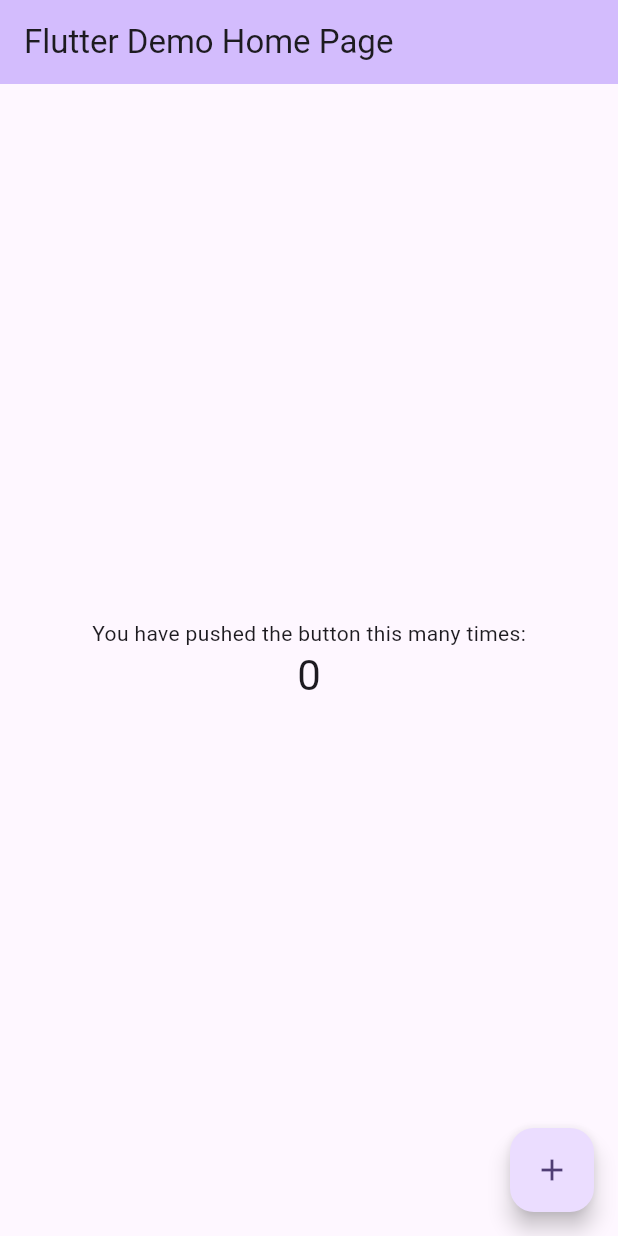
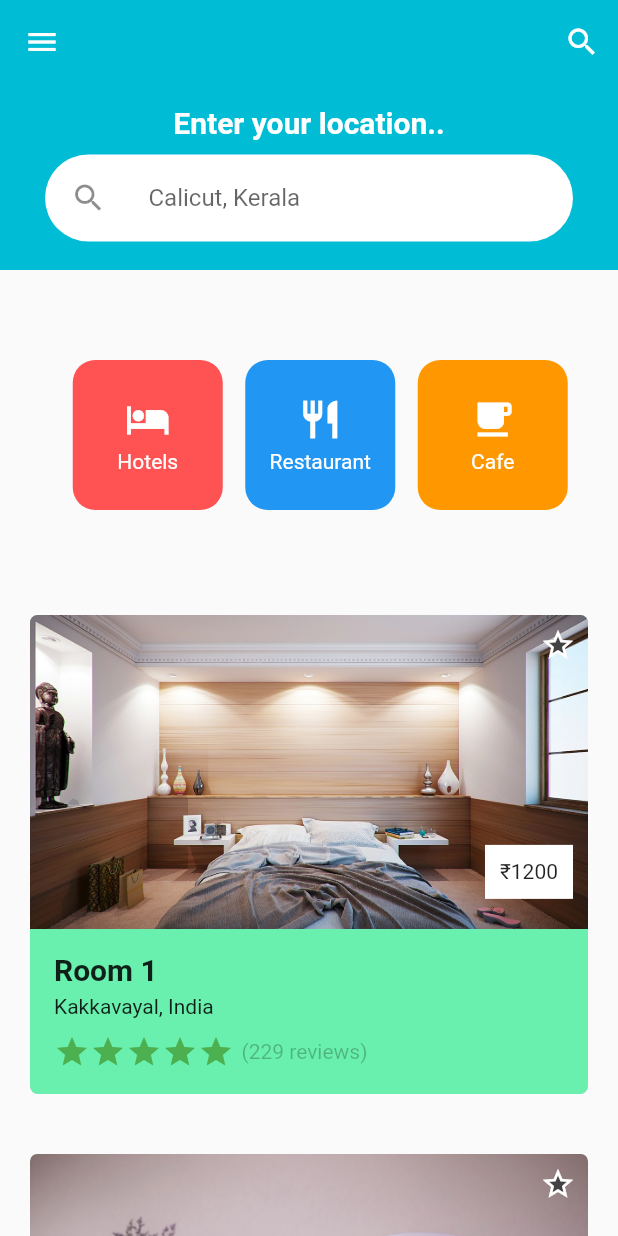
Before and after one commit to Hishamkool/hotel_app_flutter, a Flutter app: the screen it shows after launch, on a phone screen of 412 x 824 dp. Run offline on Flutter 3.47's test engine with Material 2 defaults, Android fonts, the phone set to English and light mode, and no system bars.

Commit message:
added images and also added on tap to route to details page

```diff
--- a/lib/main.dart
+++ b/lib/main.dart
@@ -1,125 +1,283 @@
+import 'package:flutter/cupertino.dart';
+import 'package:flutter/foundation.dart';
 import 'package:flutter/material.dart';
 
+import 'detailsHotel.dart';
+
 void main() {
-  runApp(const MyApp());
+  runApp(MaterialApp(
+    home: restaurentSearchUi(),
+    debugShowCheckedModeBanner: false,
+  ));
 }
 
-class MyApp extends StatelessWidget {
-  const MyApp({super.key});
+final List rooms = [
+  {"image": "assets/images/hotelRooms/room1.jpg", "title": "Room 1"},
+  {"image": "assets/images/hotelRooms/room2.jpg", "title": "Room 2"},
+  {"image": "assets/images/hotelRooms/room3.jpg", "title": "Room 3"},
+  {"image": "assets/images/hotelRooms/room4.jpg", "title": "Room 4"},
+];
 
-  // This widget is the root of your application.
+class restaurentSearchUi extends StatelessWidget {
   @override
   Widget build(BuildContext context) {
-    return MaterialApp(
-      title: 'Flutter Demo',
-      theme: ThemeData(
-        // This is the theme of your application.
-        //
-        // TRY THIS: Try running your application with "flutter run". You'll see
-        // the application has a blue toolbar. Then, without quitting the app,
-        // try changing the seedColor in the colorScheme below to Colors.green
-        // and then invoke "hot reload" (save your changes or press the "hot
-        // reload" button in a Flutter-supported IDE, or press "r" if you used
-        // the command line to start the app).
-        //
-        // Notice that the counter didn't reset back to zero; the application
-        // state is not lost during the reload. To reset the state, use hot
-        // restart instead.
-        //
-        // This works for code too, not just values: Most code changes can be
-        // tested with just a hot reload.
-        colorScheme: ColorScheme.fromSeed(seedColor: Colors.deepPurple),
-        useMaterial3: true,
+    return Scaffold(
+      body: CustomScrollView(
+        slivers: [
+          SliverAppBar(
+            expandedHeight: 180,
+            backgroundColor: Colors.cyan,
+            leading: IconButton(
+              icon: Icon(Icons.menu),
+              onPressed: () {},
+            ),
+            actions: [
+              IconButton(onPressed: () {}, icon: Icon(Icons.search)),
+            ],
+            floating: true,
+            flexibleSpace: ListView(
+              children: [
+                SizedBox(
+                  height: 70,
+                ),
+                Text(
+                  'Enter your location..',
+                  textAlign: TextAlign.center,
+                  style: TextStyle(
+                      fontWeight: FontWeight.bold,
+                      color: Colors.white,
+                      fontSize: 20),
+                ),
+                Container(
+                  margin: EdgeInsets.symmetric(horizontal: 30, vertical: 10),
+                  padding: EdgeInsets.all(5),
+                  decoration: BoxDecoration(
+                      color: Colors.white,
+                      borderRadius: BorderRadius.circular(40)),
+                  child: TextField(
+                    decoration: InputDecoration(
+                      hintText: "Calicut, Kerala",
+                      border: InputBorder.none,
+                      icon: IconButton(
+                        onPressed: () {},
+                        icon: Icon(Icons.search),
+                      ),
+                    ),
+                  ),
+                ),
+              ],
+            ),
+          ),
+          SliverToBoxAdapter(
+            child: SizedBox(
+              height: 10,
+            ),
+          ),
+          SliverToBoxAdapter(
+            child: buildCatogeries(),
+          ),
+          SliverList(
+            delegate:
+                SliverChildBuilderDelegate((BuildContext context, int index) {
+              return sliverListRooms(context, index);
+            }, childCount: 40),
+          )
+        ],
       ),
-      home: const MyHomePage(title: 'Flutter Demo Home Page'),
+    );
+  }
+
+  Widget buildCatogeries() {
+    return Container(
+      // color: Colors.blueGrey,
+      height: 200,
+      child: Row(
+        mainAxisAlignment: MainAxisAlignment.center,
+        children: [
+          SizedBox(
+            width: 15.0,
+          ),
+          Category(
+            iconCategory: Icons.hotel,
+            titleCategory: 'Hotels',
+            bgColourCategory: Colors.redAccent,
+          ),
+          SizedBox(
+            width: 15.0,
+          ),
+          Category(
+            iconCategory: Icons.restaurant,
+            titleCategory: 'Restaurant',
+            bgColourCategory: Colors.blue,
+          ),
+          SizedBox(
+            width: 15.0,
+          ),
+          Category(
+            iconCategory: Icons.local_cafe,
+            titleCategory: 'Cafe',
+            bgColourCategory: Colors.orange,
+          ),
+        ],
+      ),
+    );
+  }
+
+  Widget sliverListRooms(BuildContext context, int index) {
+    var room = rooms[index % rooms.length];
+    return InkWell(
+      // onTap: () =>detailsPage() ,
+      onTap: () {
+        Navigator.push(context, MaterialPageRoute(builder: (context) => detailsPage(),));
+      },
+      child: Container(
+        margin: EdgeInsets.all(20.0),
+        child: ClipRRect(
+          borderRadius: BorderRadius.circular(5.0),
+          child: Container(
+            child: Material(
+              elevation: 5.0,
+              borderRadius: BorderRadius.circular(5.0),
+              color: Colors.greenAccent,
+              child: Column(
+                children: [
+                  Stack(
+                    children: [
+                      Image.asset(room['image']),
+                      Positioned(
+                          right: 10,
+                          top: 10,
+                          child: Icon(
+                            Icons.star,
+                            color: Colors.grey.shade800,
+                            size: 20.0,
+                          )),
+                      Positioned(
+                          right: 8,
+                          top: 8,
+                          child: Icon(
+                            Icons.star_border,
+                            color: Colors.white,
+                            size: 24.0,
+                          )),
+                      Positioned(
+                          bottom: 20.0,
+                          right: 10.0,
+                          child: Container(
+                            padding: EdgeInsets.all(10.0),
+                            color: Colors.white,
+                            child: Text('\₹1200'),
+                          )),
+                    ],
+                  ),
+                  Container(
+                    // color: Colors.blueAccent,
+                    padding: EdgeInsets.all(16.0),
+                    child: Column(
+                      crossAxisAlignment: CrossAxisAlignment.start,
+                      children: [
+                        Text(
+                          room['title'],
+                          style: TextStyle(
+                              fontSize: 20, fontWeight: FontWeight.bold),
+                        ),
+                        SizedBox(
+                          height: 5.0,
+                        ),
+                        Text('Kakkavayal, India'),
+                        SizedBox(
+                          height: 10.0,
+                        ),
+                        Row(
+                          crossAxisAlignment: CrossAxisAlignment.center,
+                          children: [
+                            Icon(
+                              Icons.star,
+                              color: Colors.green,
+                            ),
+                            Icon(
+                              Icons.star,
+                              color: Colors.green,
+                            ),
+                            Icon(
+                              Icons.star,
+                              color: Colors.green,
+                            ),
+                            Icon(
+                              Icons.star,
+                              color: Colors.green,
+                            ),
+                            Icon(
+                              Icons.star,
+                              color: Colors.green,
+                            ),
+                            SizedBox(
+                              width: 5.0,
+                            ),
+                            Text(
+                              '(229 reviews)',
+                              style: TextStyle(color: Colors.black26),
+                            ),
+                          ],
+                        )
+                      ],
+                    ),
+                  )
+                ],
+              ),
+            ),
+          ),
+        ),
+      ),
     );
   }
 }
 
-class MyHomePage extends StatefulWidget {
-  const MyHomePage({super.key, required this.title});
+class Category extends StatelessWidget {
+  final IconData iconCategory;
+  final String titleCategory;
+  final Color? bgColourCategory;
 
-  // This widget is the home page of your application. It is stateful, meaning
-  // that it has a State object (defined below) that contains fields that affect
-  // how it looks.
-
-  // This class is the configuration for the state. It holds the values (in this
-  // case the title) provided by the parent (in this case the App widget) and
-  // used by the build method of the State. Fields in a Widget subclass are
-  // always marked "final".
-
-  final String title;
-
-  @override
-  State<MyHomePage> createState() => _MyHomePageState();
-}
-
-class _MyHomePageState extends State<MyHomePage> {
-  int _counter = 0;
-
-  void _incrementCounter() {
-    setState(() {
-      // This call to setState tells the Flutter framework that something has
-      // changed in this State, which causes it to rerun the build method below
-      // so that the display can reflect the updated values. If we changed
-      // _counter without calling setState(), then the build method would not be
-      // called again, and so nothing would appear to happen.
-      _counter++;
-    });
-  }
+  const Category(
+      {Key? key,
+      required this.iconCategory,
+      required this.titleCategory,
+      this.bgColourCategory})
+      : super(key: key);
 
   @override
   Widget build(BuildContext context) {
-    // This method is rerun every time setState is called, for instance as done
-    // by the _incrementCounter method above.
-    //
-    // The Flutter framework has been optimized to make rerunning build methods
-    // fast, so that you can just rebuild anything that needs updating rather
-    // than having to individually change instances of widgets.
-    return Scaffold(
-      appBar: AppBar(
-        // TRY THIS: Try changing the color here to a specific color (to
-        // Colors.amber, perhaps?) and trigger a hot reload to see the AppBar
-        // change color while the other colors stay the same.
-        backgroundColor: Theme.of(context).colorScheme.inversePrimary,
-        // Here we take the value from the MyHomePage object that was created by
-        // the App.build method, and use it to set our appbar title.
-        title: Text(widget.title),
-      ),
-      body: Center(
-        // Center is a layout widget. It takes a single child and positions it
-        // in the middle of the parent.
+    return InkWell(
+      //or use gestureDetector for ontap funtionality
+      onTap: () {},
+      child: Container(
+        decoration: BoxDecoration(
+          color: bgColourCategory,
+          borderRadius: BorderRadius.all(Radius.circular(15)),
+        ),
+        margin: EdgeInsets.symmetric(vertical: 5.0),
+        padding: EdgeInsets.all(10.0),
+        width: 100,
+        height: 100,
         child: Column(
-          // Column is also a layout widget. It takes a list of children and
-          // arranges them vertically. By default, it sizes itself to fit its
-          // children horizontally, and tries to be as tall as its parent.
-          //
-          // Column has various properties to control how it sizes itself and
-          // how it positions its children. Here we use mainAxisAlignment to
-          // center the children vertically; the main axis here is the vertical
-          // axis because Columns are vertical (the cross axis would be
-          // horizontal).
-          //
-          // TRY THIS: Invoke "debug painting" (choose the "Toggle Debug Paint"
-          // action in the IDE, or press "p" in the console), to see the
-          // wireframe for each widget.
           mainAxisAlignment: MainAxisAlignment.center,
-          children: <Widget>[
-            const Text(
-              'You have pushed the button this many times:',
+          children: [
+            Icon(
+              iconCategory,
+              color: Colors.white,
+              size: 30,
+            ),
+            SizedBox(
+              height: 5.0,
             ),
             Text(
-              '$_counter',
-              style: Theme.of(context).textTheme.headlineMedium,
+              titleCategory,
+              style: TextStyle(color: Colors.white),
             ),
           ],
         ),
       ),
-      floatingActionButton: FloatingActionButton(
-        onPressed: _incrementCounter,
-        tooltip: 'Increment',
-        child: const Icon(Icons.add),
-      ), // This trailing comma makes auto-formatting nicer for build methods.
     );
   }
 }
+//name hotelRestaurentCafeUI.dart
--- a/pubspec.yaml
+++ b/pubspec.yaml
@@ -59,7 +59,8 @@ flutter:
   uses-material-design: true
 
   # To add assets to your application, add an assets section, like this:
-  # assets:
+  assets:
+    - assets/images/hotelRooms/
   #   - images/a_dot_burr.jpeg
   #   - images/a_dot_ham.jpeg
 
```
Also changed, not shown: lib/detailsHotel.dart (added, +230 -0 lines), assets/images/hotelRooms/room1.jpg (added), assets/images/hotelRooms/room2.jpg (added), assets/images/hotelRooms/room3.jpg (added), assets/images/hotelRooms/room4.jpg (added).
